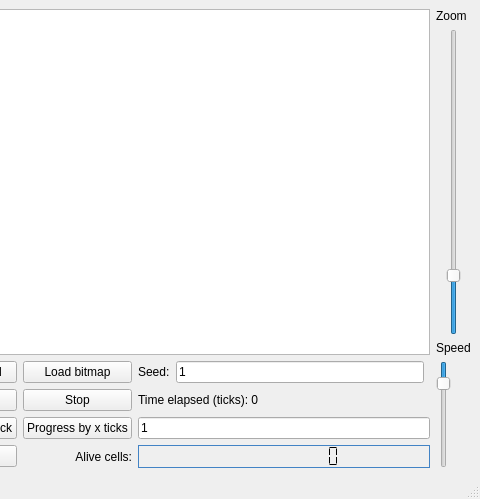
Above: Game_of_Life_QT/mainwindow.ui from simasvait/Game_of_Life before the change; both pictures show x 239 to 719 and y 0 to 499 of the 719 by 499 pixel window. Below: the same form after it.
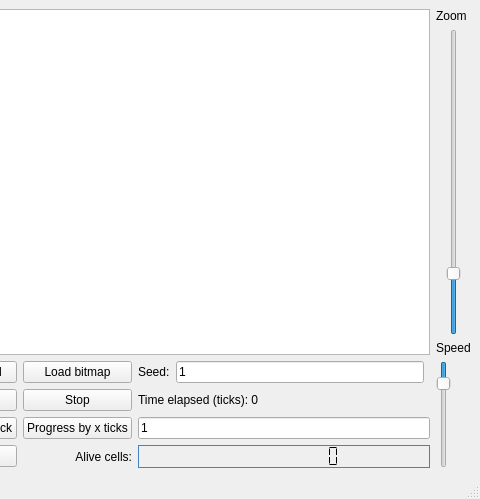
That is the form after the change.

Patch:
```diff
--- a/Game_of_Life_QT/mainwindow.ui
+++ b/Game_of_Life_QT/mainwindow.ui
@@ -2,6 +2,9 @@
 <ui version="4.0">
  <class>MainWindow</class>
  <widget class="QMainWindow" name="MainWindow">
+  <property name="enabled">
+   <bool>true</bool>
+  </property>
   <property name="geometry">
    <rect>
     <x>0</x>
@@ -97,7 +100,7 @@
     <item row="1" column="8" alignment="Qt::AlignHCenter">
      <widget class="QSlider" name="slider_Zoom">
       <property name="minimum">
-       <number>3</number>
+       <number>2</number>
       </property>
       <property name="value">
        <number>20</number>
```
Left out of the diff: 5 changed lines with no effect on the pictures.
